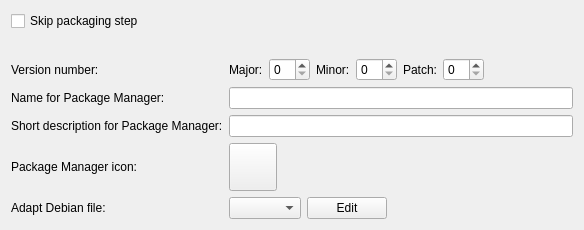
Above: src/plugins/qt4projectmanager/qt-maemo/maemopackagecreationwidget.ui from qt-creator/qt-creator before the change. Below: the same form after it.
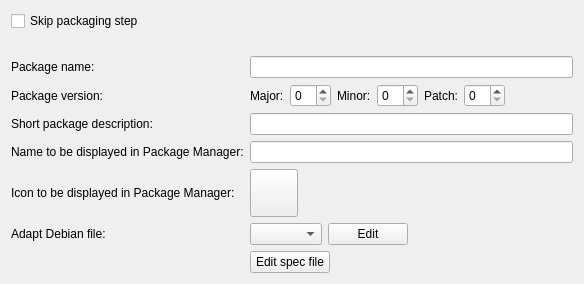
That is the form after the change.

Patch:
```diff
--- a/src/plugins/qt4projectmanager/qt-maemo/maemopackagecreationwidget.ui
+++ b/src/plugins/qt4projectmanager/qt-maemo/maemopackagecreationwidget.ui
@@ -7,7 +7,7 @@
     <x>0</x>
     <y>0</y>
     <width>584</width>
-    <height>230</height>
+    <height>284</height>
    </rect>
   </property>
   <property name="sizePolicy">
@@ -29,6 +29,9 @@
    </item>
    <item>
     <layout class="QFormLayout" name="formLayout">
+     <property name="fieldGrowthPolicy">
+      <enum>QFormLayout::ExpandingFieldsGrow</enum>
+     </property>
      <item row="0" column="1">
       <spacer name="verticalSpacer">
        <property name="orientation">
@@ -43,6 +46,16 @@
       </spacer>
      </item>
      <item row="1" column="0">
+      <widget class="QLabel" name="packageNameLabel">
+       <property name="text">
+        <string>Package name:</string>
+       </property>
+      </widget>
+     </item>
+     <item row="1" column="1">
+      <widget class="QLineEdit" name="packageNameLineEdit"/>
+     </item>
+     <item row="2" column="0">
       <widget class="QLabel" name="label">
        <property name="sizePolicy">
         <sizepolicy hsizetype="Preferred" vsizetype="Preferred">
@@ -57,11 +70,11 @@
         </font>
        </property>
        <property name="text">
-        <string>Version number:</string>
+        <string>Package version:</string>
        </property>
       </widget>
      </item>
-     <item row="1" column="1">
+     <item row="2" column="1">
       <layout class="QHBoxLayout" name="horizontalLayout_2">
        <item>
         <widget class="QLabel" name="label_2">
@@ -156,24 +169,10 @@
        </item>
       </layout>
      </item>
-     <item row="3" column="0">
-      <widget class="QLabel" name="nameLabel">
-       <property name="text">
-        <string>Name for Package Manager:</string>
-       </property>
-      </widget>
-     </item>
-     <item row="3" column="1">
-      <layout class="QHBoxLayout" name="horizontalLayout_4">
-       <item>
-        <widget class="QLineEdit" name="nameLineEdit"/>
-       </item>
-      </layout>
-     </item>
      <item row="4" column="0">
       <widget class="QLabel" name="shortDescriptionLabel">
        <property name="text">
-        <string>Short description for Package Manager:</string>
+        <string>Short package description:</string>
        </property>
       </widget>
      </item>
@@ -185,6 +184,20 @@
       </layout>
      </item>
      <item row="5" column="0">
+      <widget class="QLabel" name="packageManagerNameLabel">
+       <property name="text">
+        <string>Name to be displayed in Package Manager:</string>
+       </property>
+      </widget>
+     </item>
+     <item row="5" column="1">
+      <layout class="QHBoxLayout" name="horizontalLayout_4">
+       <item>
+        <widget class="QLineEdit" name="packageManagerNameLineEdit"/>
+       </item>
+      </layout>
+     </item>
+     <item row="6" column="0">
       <widget class="QLabel" name="packageManagerIconLabel">
        <property name="minimumSize">
         <size>
@@ -193,11 +206,11 @@
         </size>
        </property>
        <property name="text">
-        <string>Package Manager icon:</string>
+        <string>Icon to be displayed in Package Manager:</string>
        </property>
       </widget>
      </item>
-     <item row="5" column="1">
+     <item row="6" column="1">
       <layout class="QHBoxLayout" name="horizontalLayout_3">
        <item>
         <widget class="QToolButton" name="packageManagerIconButton">
@@ -236,14 +249,14 @@
        </item>
       </layout>
      </item>
-     <item row="6" column="0">
+     <item row="7" column="0">
       <widget class="QLabel" name="editDebianFileLabel">
        <property name="text">
         <string>Adapt Debian file:</string>
        </property>
       </widget>
      </item>
-     <item row="6" column="1">
+     <item row="7" column="1">
       <layout class="QHBoxLayout" name="horizontalLayout">
        <item>
         <widget class="QComboBox" name="debianFilesComboBox"/>
@@ -270,6 +283,13 @@
        </item>
       </layout>
      </item>
+     <item row="8" column="1">
+      <widget class="QPushButton" name="editSpecFileButton">
+       <property name="text">
+        <string>Edit spec file</string>
+       </property>
+      </widget>
+     </item>
     </layout>
    </item>
   </layout>
```
Left out of the diff: 14 changed lines with no effect on the pictures.
